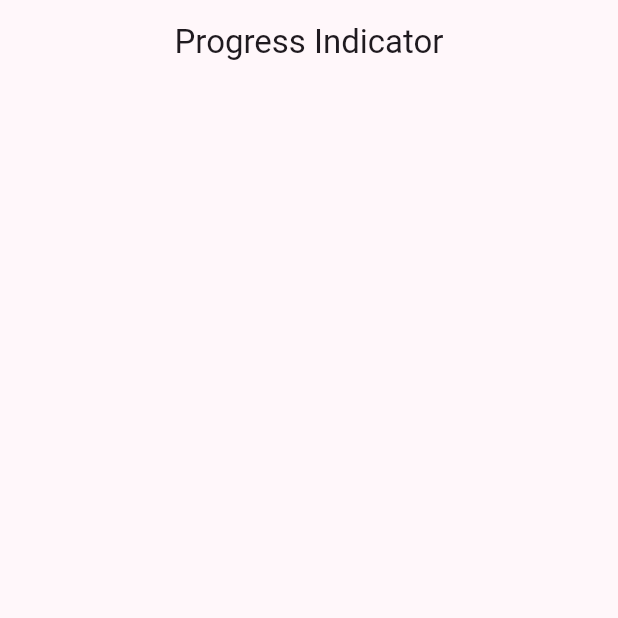
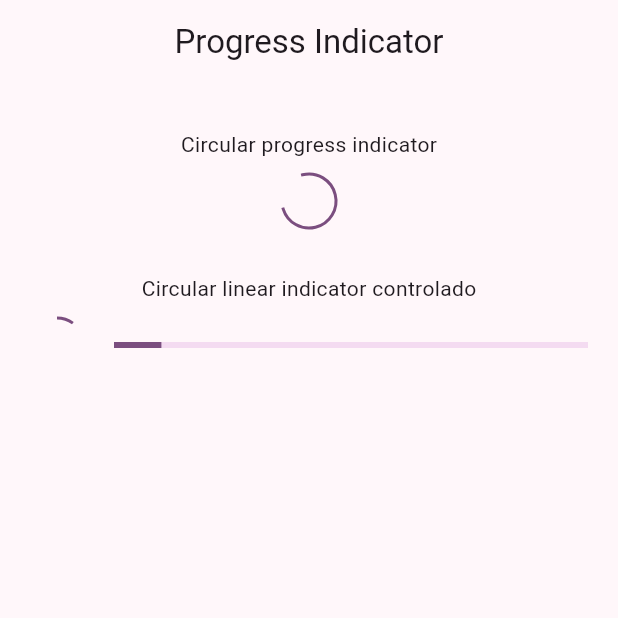
Before and after one commit to jhonnyjk/widgets_app, a Flutter app: the ProgressScreen screen opened by its route, on a phone screen of 412 x 824 dp, the top half of it. Run offline on Flutter 3.47's test engine with Material 3 defaults, Android fonts, the phone set to English and light mode, and no system bars; our stand-ins replace go_router.

Commit message:
progress indicator added

```diff
--- a/lib/presentation/screens/progress/progress_screen.dart
+++ b/lib/presentation/screens/progress/progress_screen.dart
@@ -9,9 +9,9 @@ class ProgressScreen extends StatelessWidget {
   Widget build(BuildContext context) {
     return Scaffold(
       appBar: AppBar(
-        title: Text('Progress Indicator'),
+        title: const Text('Progress Indicator'),
       ),
-      body: _ProgressView(),
+      body: const _ProgressView(),
     );
   }
 }
@@ -23,6 +23,64 @@ class _ProgressView extends StatelessWidget {
 
   @override
   Widget build(BuildContext context) {
-    return SizedBox();
+    return const Center(
+      child: Column(
+        children: [
+          SizedBox(
+            height: 30,
+          ),
+          Text('Circular progress indicator'),
+          SizedBox(
+            height: 10,
+          ),
+          CircularProgressIndicator(
+            strokeWidth: 2,
+          ),
+          SizedBox(
+            height: 30,
+          ),
+          Text('Circular linear indicator controlado'),
+          SizedBox(
+            height: 10,
+          ),
+          _ControllerProgressIndicator()
+        ],
+      ),
+    );
   }
 }
+
+class _ControllerProgressIndicator extends StatelessWidget {
+  const _ControllerProgressIndicator();
+
+  @override
+  Widget build(BuildContext context) {
+    return StreamBuilder(
+        stream: Stream.periodic(Duration(milliseconds: 300), (value) {
+          return (value * 2) / 100;
+        }).takeWhile((value) => value < 100),
+        builder: (context, snapshot) {
+          final progressValue = snapshot.data ?? 0;
+
+          return Padding(
+            padding: EdgeInsets.symmetric(horizontal: 20),
+            child: Row(
+              mainAxisAlignment: MainAxisAlignment.center,
+              children: [
+                CircularProgressIndicator(
+                  value: progressValue,
+                  strokeWidth: 2,
+                ),
+                SizedBox(
+                  width: 20,
+                ),
+                Expanded(
+                    child: LinearProgressIndicator(
+                  value: progressValue,
+                ))
+              ],
+            ),
+          );
+        });
+  }
+}
```
